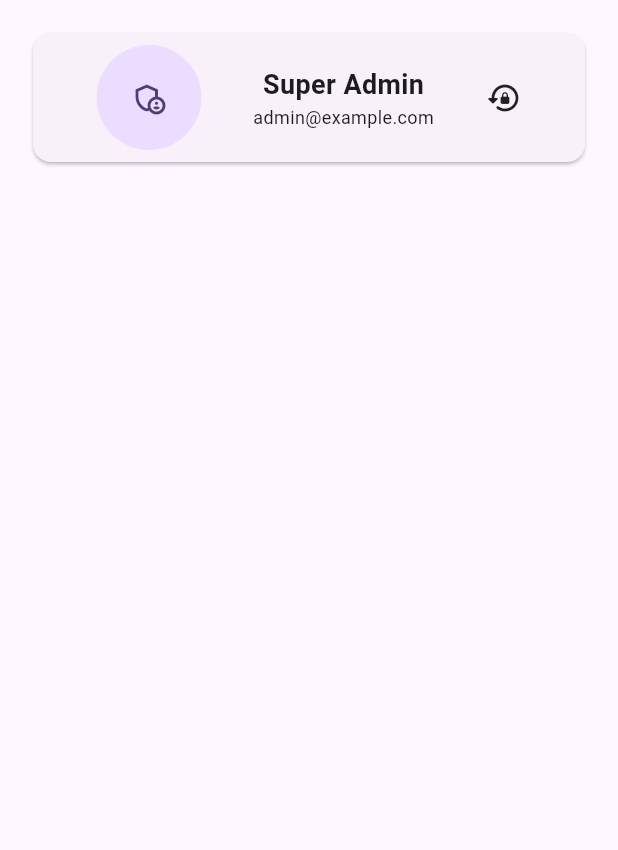
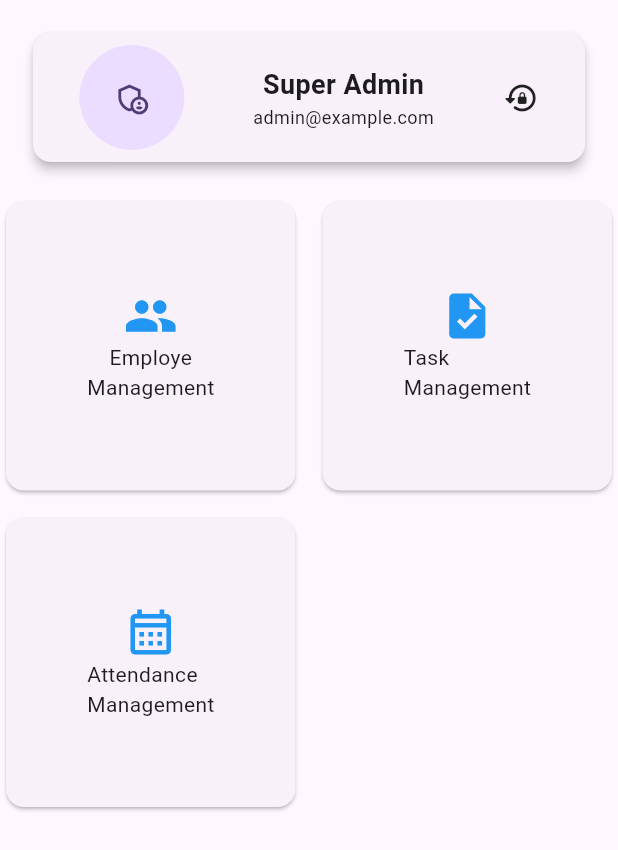
Before and after one commit to SparksToIdeasdev10/lj_class_code, a Flutter app: the GridExample screen opened directly, on a phone screen of 412 x 824 dp. Shown: the top 850 px of the screen. Run offline on Flutter 3.47's test engine with Material 2 defaults, Android fonts, the phone set to English and light mode, and no system bars; network calls fail; key blocks and very long unbroken strings in the code were emptied for the run.

Commit message:
updated code

```diff
--- a/lib/class_c/grid_example.dart
+++ b/lib/class_c/grid_example.dart
@@ -1,20 +1,31 @@
 import 'package:flutter/material.dart';
 
 class GridExample extends StatelessWidget {
-  const GridExample({super.key});
+  GridExample({super.key});
+
+  List dataIcon = [Icons.people,Icons.task,
+    Icons.calendar_month_outlined];
+  List dataText = ["    Employe \nManagement",
+    "Task \nManagement","Attendance \nManagement"];
 
   @override
   Widget build(BuildContext context) {
     return Scaffold(
+
       body: Column(
         children: [
           Padding(
             padding: const EdgeInsets.all(18.0),
+            child: InkWell(
+              onTap: (){
+                Navigator.pop(context);
+              },
               child: Card(
+                elevation: 3,
                 child: Padding(
                   padding: const EdgeInsets.all(8.0),
                   child: Row(
-                  mainAxisAlignment: MainAxisAlignment.spaceEvenly,
+                    mainAxisAlignment: MainAxisAlignment.spaceAround,
                     children: [
                       CircleAvatar(
                         radius: 35,
@@ -38,7 +49,30 @@ class GridExample extends StatelessWidget {
                   ),
                 ),
               ),
-          )
+            ),
+          ),
+
+          Expanded(
+            child: GridView.builder(
+                gridDelegate: SliverGridDelegateWithFixedCrossAxisCount(
+                    crossAxisCount: 2,
+                  crossAxisSpacing: 10,
+                  mainAxisSpacing: 10,
+                ),
+                itemCount: dataIcon.length,
+                itemBuilder: (context,index){
+                  return Card(
+                    child: Column(
+                      mainAxisAlignment: MainAxisAlignment.center,
+                      children: [
+                        Icon(dataIcon[index],size: 36,color: Colors.blue,),
+                        Text("${dataText[index]}"),
+                      ],
+                    ),
+                  );
+                }
+            ),
+          ),
         ],
       ),
       // body: GridView.builder(
```
Also changed, not shown: lib/class_a/bottom_nav_example.dart (added, +70 -0 lines), lib/class_a/bottom_task.dart (added, +78 -0 lines), lib/class_a/tab_bar_example.dart (added, +36 -0 lines), lib/class_b/listview_example.dart (added, +40 -0 lines), lib/class_c/buttonss.dart (added, +23 -0 lines), lib/class_c/stack_example.dart (added, +42 -0 lines), lib/main.dart (+7 -4 lines). Lines whose indentation alone changed are shown as unchanged.
